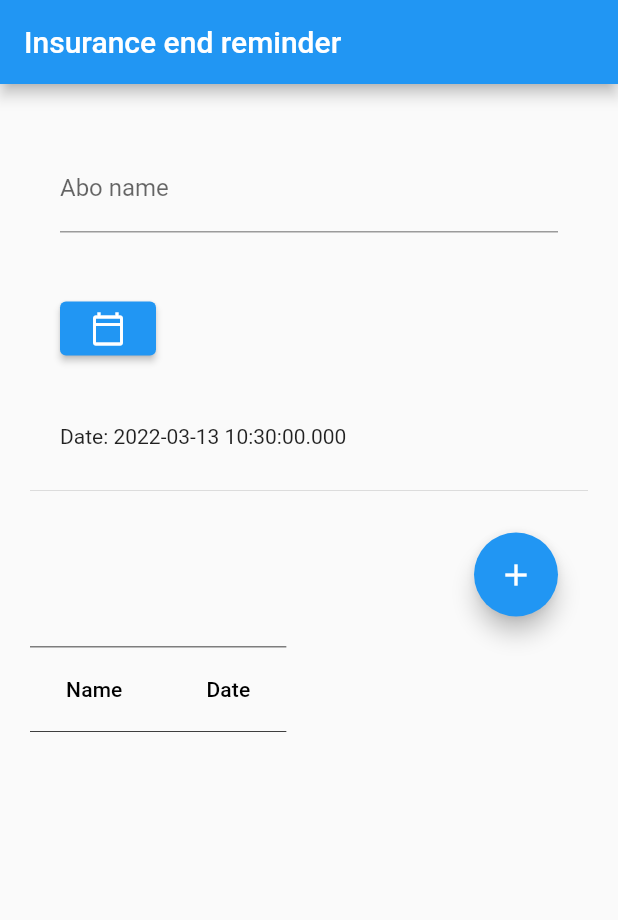
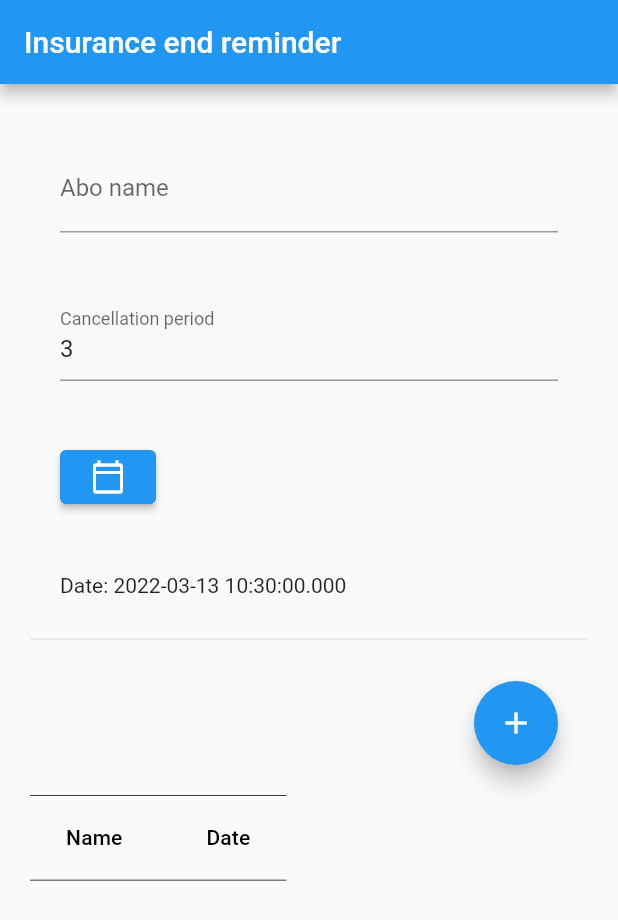
Before and after one commit to peach12345/abo-management, a Flutter app: the screen it shows after launch, after a tap on the "add" icon, on a phone screen of 412 x 824 dp. Shown: the top 920 px of the screen. Run offline on Flutter 3.47's test engine with Material 2 defaults, Android fonts, the phone set to English and light mode, and no system bars; our stand-ins replace bloc, equatable, flutter_bloc, hive, hive_flutter; accounts and stored records are empty.

Commit message:
add cancellation period

```diff
--- a/lib/bloc/subscription_bloc.dart
+++ b/lib/bloc/subscription_bloc.dart
@@ -15,6 +15,7 @@ class SubscriptionBloc extends Bloc<SubscriptionEvent, SubscriptionState> {
     on<SubscriptionSubmitted>(_onSubscriptionSubmitted);
     on<NameChanged>(_onNameChanged);
     on<DateChanged>(_onDateChanged);
+    on<CancellationPeriodChanged>(_onCancellationPeriodChanged);
   }
 
   bool validateInputs() {
@@ -46,7 +47,13 @@ class SubscriptionBloc extends Bloc<SubscriptionEvent, SubscriptionState> {
     newResult.addAll(state.result);
     newResult.add(Subscription(
         name: state.name,
-        date: outputFormat.format(DateTime.parse(state.date))));
+        date: outputFormat.format(DateTime.parse(state.date)),
+        cancellationPeriod: state.cancellationPeriod));
     emit(state.copyWith(result: newResult));
   }
+
+  FutureOr<void> _onCancellationPeriodChanged(
+      CancellationPeriodChanged event, Emitter<SubscriptionState> emit) {
+    emit(state.copyWith(cancellationPeriod: event.cancellationPeriod));
+  }
 }
--- a/lib/bloc/subscription_event.dart
+++ b/lib/bloc/subscription_event.dart
@@ -23,6 +23,14 @@ class DateChanged extends SubscriptionEvent{
   List<Object?> get props => [date];
 }
 
+class CancellationPeriodChanged extends SubscriptionEvent{
+  const CancellationPeriodChanged(this.cancellationPeriod);
+  final num cancellationPeriod;
+
+  @override
+  List<Object?> get props => [cancellationPeriod];
+}
+
 
 class SubscriptionSubmitted extends SubscriptionEvent{
 
--- a/lib/bloc/subscription_state.dart
+++ b/lib/bloc/subscription_state.dart
@@ -3,19 +3,20 @@ part of 'subscription_bloc.dart';
 @immutable
 class SubscriptionState extends Equatable {
   const SubscriptionState(
-      {this.name = "", this.result = const[], this.date = ""});
+      {this.name = "", this.result = const[], this.date = "", this.cancellationPeriod =  3});
 
   final String name;
   final String date;
+  final num cancellationPeriod;
   final List<Subscription> result;
 
-  SubscriptionState copyWith({String? name,  List<Subscription>? result, String? date}) {
+  SubscriptionState copyWith({String? name,  List<Subscription>? result, String? date, num? cancellationPeriod}) {
     return SubscriptionState(
         name: name ?? this.name,
         result: result ?? this.result,
-        date: date ?? this.date);
+        date: date ?? this.date,cancellationPeriod: cancellationPeriod ?? this.cancellationPeriod);
   }
 
   @override
-  List<Object?> get props => [name, result, date ];
+  List<Object?> get props => [name, result, date,cancellationPeriod ];
 }
--- a/lib/main.dart
+++ b/lib/main.dart
@@ -1,6 +1,7 @@
 import 'package:androidapp/bloc/subscription_bloc.dart';
 import 'package:androidapp/model/subscription.dart';
 import 'package:flutter/material.dart';
+import 'package:flutter/services.dart';
 import 'package:flutter_bloc/flutter_bloc.dart';
 import 'package:hive/hive.dart';
 import 'package:hive_flutter/hive_flutter.dart';
@@ -94,6 +95,17 @@ class _MyHomePageState extends State<MyHomePage> {
                   ),
                   Padding(
                     padding: const EdgeInsets.all(20.0),
+                    child: TextFormField(
+                        keyboardType: TextInputType.number,
+                        inputFormatters: [FilteringTextInputFormatter.digitsOnly],
+                        initialValue: state.cancellationPeriod.toString(),
+                        onChanged: (month) => context.read<SubscriptionBloc>()
+                          ..add(CancellationPeriodChanged(month.isEmpty ? 0 : num.parse(month))),
+                        decoration: const InputDecoration(
+                            hintText: "Cancellation period", labelText: "Cancellation period")),
+                  ),
+                  Padding(
+                    padding: const EdgeInsets.all(20.0),
                     child: ElevatedButton(
                       onPressed: () => _selectDate(context), // Refer step 3
                       child: const Icon(Icons.calendar_today_outlined),
--- a/lib/model/subscription.dart
+++ b/lib/model/subscription.dart
@@ -6,8 +6,11 @@ class Subscription extends HiveObject {
   @HiveField(0)
   late String name;
 
-  @HiveField(3)
+  @HiveField(1)
   late String date;
 
-  Subscription({required this.name, required this.date});
+  @HiveField(2)
+  late num cancellationPeriod;
+
+  Subscription({required this.name, required this.date,required this.cancellationPeriod});
 }
```
Also changed, not shown: 2 other files.
